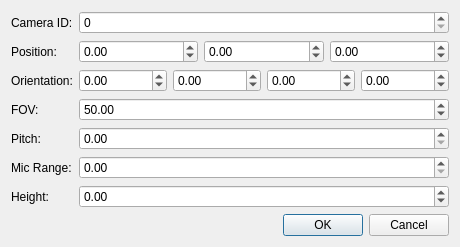
Qt form ui/dialogs/instance/camera.ui (NickHugi/PyKotor) before a commit.
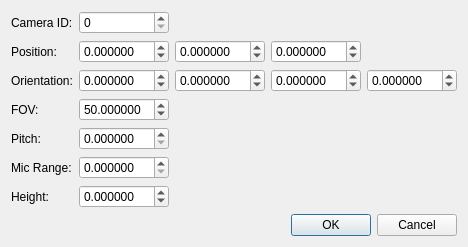
The same form after that commit.

Commit message: Increase number of decimal places for instance dialogs

Patch:
```diff
--- a/ui/dialogs/instance/camera.ui
+++ b/ui/dialogs/instance/camera.ui
@@ -6,8 +6,8 @@
    <rect>
     <x>0</x>
     <y>0</y>
-    <width>436</width>
-    <height>229</height>
+    <width>464</width>
+    <height>222</height>
    </rect>
   </property>
   <property name="sizePolicy">
@@ -40,6 +40,15 @@
       <layout class="QHBoxLayout" name="horizontalLayout">
        <item>
         <widget class="QDoubleSpinBox" name="xPosSpin">
+         <property name="maximumSize">
+          <size>
+           <width>90</width>
+           <height>16777215</height>
+          </size>
+         </property>
+         <property name="decimals">
+          <number>6</number>
+         </property>
          <property name="minimum">
           <double>-100000.000000000000000</double>
          </property>
@@ -50,6 +59,15 @@
        </item>
        <item>
         <widget class="QDoubleSpinBox" name="yPosSpin">
+         <property name="maximumSize">
+          <size>
+           <width>90</width>
+           <height>16777215</height>
+          </size>
+         </property>
+         <property name="decimals">
+          <number>6</number>
+         </property>
          <property name="minimum">
           <double>-100000.000000000000000</double>
          </property>
@@ -60,6 +78,15 @@
        </item>
        <item>
         <widget class="QDoubleSpinBox" name="zPosSpin">
+         <property name="maximumSize">
+          <size>
+           <width>90</width>
+           <height>16777215</height>
+          </size>
+         </property>
+         <property name="decimals">
+          <number>6</number>
+         </property>
          <property name="minimum">
           <double>-100000.000000000000000</double>
          </property>
@@ -68,6 +95,19 @@
          </property>
         </widget>
        </item>
+       <item>
+        <spacer name="horizontalSpacer">
+         <property name="orientation">
+          <enum>Qt::Horizontal</enum>
+         </property>
+         <property name="sizeHint" stdset="0">
+          <size>
+           <width>40</width>
+           <height>20</height>
+          </size>
+         </property>
+        </spacer>
+       </item>
       </layout>
      </item>
      <item row="2" column="0">
@@ -88,6 +128,15 @@
       <layout class="QHBoxLayout" name="horizontalLayout_2">
        <item>
         <widget class="QDoubleSpinBox" name="xOrientSpin">
+         <property name="maximumSize">
+          <size>
+           <width>90</width>
+           <height>16777215</height>
+          </size>
+         </property>
+         <property name="decimals">
+          <number>6</number>
+         </property>
          <property name="minimum">
           <double>-1000000.000000000000000</double>
          </property>
@@ -98,6 +147,15 @@
        </item>
        <item>
         <widget class="QDoubleSpinBox" name="yOrientSpin">
+         <property name="maximumSize">
+          <size>
+           <width>90</width>
+           <height>16777215</height>
+          </size>
+         </property>
+         <property name="decimals">
+          <number>6</number>
+         </property>
          <property name="minimum">
           <double>-1000000.000000000000000</double>
          </property>
@@ -108,6 +166,15 @@
        </item>
        <item>
         <widget class="QDoubleSpinBox" name="zOrientSpin">
+         <property name="maximumSize">
+          <size>
+           <width>90</width>
+           <height>16777215</height>
+          </size>
+         </property>
+         <property name="decimals">
+          <number>6</number>
+         </property>
          <property name="minimum">
           <double>-1000000.000000000000000</double>
          </property>
@@ -118,6 +185,15 @@
        </item>
        <item>
         <widget class="QDoubleSpinBox" name="wOrientSpin">
+         <property name="maximumSize">
+          <size>
+           <width>90</width>
+           <height>16777215</height>
+          </size>
+         </property>
+         <property name="decimals">
+          <number>6</number>
+         </property>
          <property name="minimum">
           <double>-1000000.000000000000000</double>
          </property>
@@ -130,6 +206,12 @@
      </item>
      <item row="0" column="1">
       <widget class="QSpinBox" name="cameraIdSpin">
+       <property name="maximumSize">
+        <size>
+         <width>90</width>
+         <height>16777215</height>
+        </size>
+       </property>
        <property name="maximum">
         <number>255</number>
        </property>
@@ -137,6 +219,15 @@
      </item>
      <item row="3" column="1">
       <widget class="QDoubleSpinBox" name="fovSpin">
+       <property name="maximumSize">
+        <size>
+         <width>90</width>
+         <height>16777215</height>
+        </size>
+       </property>
+       <property name="decimals">
+        <number>6</number>
+       </property>
        <property name="minimum">
         <double>20.000000000000000</double>
        </property>
@@ -171,6 +262,15 @@
      </item>
      <item row="4" column="1">
       <widget class="QDoubleSpinBox" name="pitchSpin">
+       <property name="maximumSize">
+        <size>
+         <width>90</width>
+         <height>16777215</height>
+        </size>
+       </property>
+       <property name="decimals">
+        <number>6</number>
+       </property>
        <property name="maximum">
         <double>360.000000000000000</double>
        </property>
@@ -178,6 +278,15 @@
      </item>
      <item row="5" column="1">
       <widget class="QDoubleSpinBox" name="micRangeSpin">
+       <property name="maximumSize">
+        <size>
+         <width>90</width>
+         <height>16777215</height>
+        </size>
+       </property>
+       <property name="decimals">
+        <number>6</number>
+       </property>
        <property name="maximum">
         <double>100000.000000000000000</double>
        </property>
@@ -185,6 +294,15 @@
      </item>
      <item row="6" column="1">
       <widget class="QDoubleSpinBox" name="heightSpin">
+       <property name="maximumSize">
+        <size>
+         <width>90</width>
+         <height>16777215</height>
+        </size>
+       </property>
+       <property name="decimals">
+        <number>6</number>
+       </property>
        <property name="minimum">
         <double>-100000.000000000000000</double>
        </property>
```
The commit also changes 18 other files.
